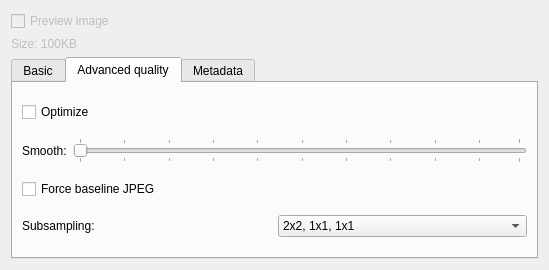
Old version of the form filters/krita/jpeg/kis_wdg_options_jpeg.ui in the repository KDE/calligra.
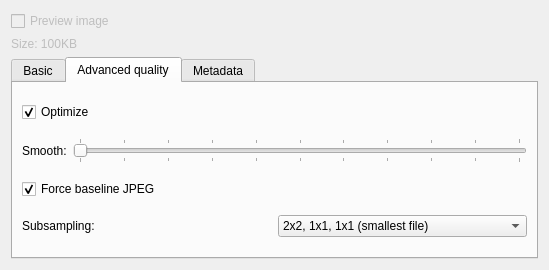
New version of the form. The open tabs and pages were chosen to show the change.

```diff
--- a/filters/krita/jpeg/kis_wdg_options_jpeg.ui
+++ b/filters/krita/jpeg/kis_wdg_options_jpeg.ui
@@ -217,6 +217,9 @@
          <property name="text" >
           <string>Optimize</string>
          </property>
+         <property name="checked" >
+          <bool>true</bool>
+         </property>
         </widget>
        </item>
        <item>
@@ -229,7 +232,10 @@
           </widget>
          </item>
          <item>
-          <widget class="QSlider" name="smooth" >
+          <widget class="QSlider" name="smoothLevel" >
+           <property name="maximum" >
+            <number>100</number>
+           </property>
            <property name="orientation" >
             <enum>Qt::Horizontal</enum>
            </property>
@@ -248,6 +254,9 @@
          <property name="text" >
           <string>Force baseline JPEG</string>
          </property>
+         <property name="checked" >
+          <bool>true</bool>
+         </property>
         </widget>
        </item>
        <item>
@@ -263,7 +272,7 @@
           <widget class="QComboBox" name="subsampling" >
            <item>
             <property name="text" >
-             <string>2x2, 1x1, 1x1</string>
+             <string>2x2, 1x1, 1x1 (smallest file)</string>
             </property>
            </item>
            <item>
```
Left out of the diff: 11 changed lines with no effect on the pictures.
